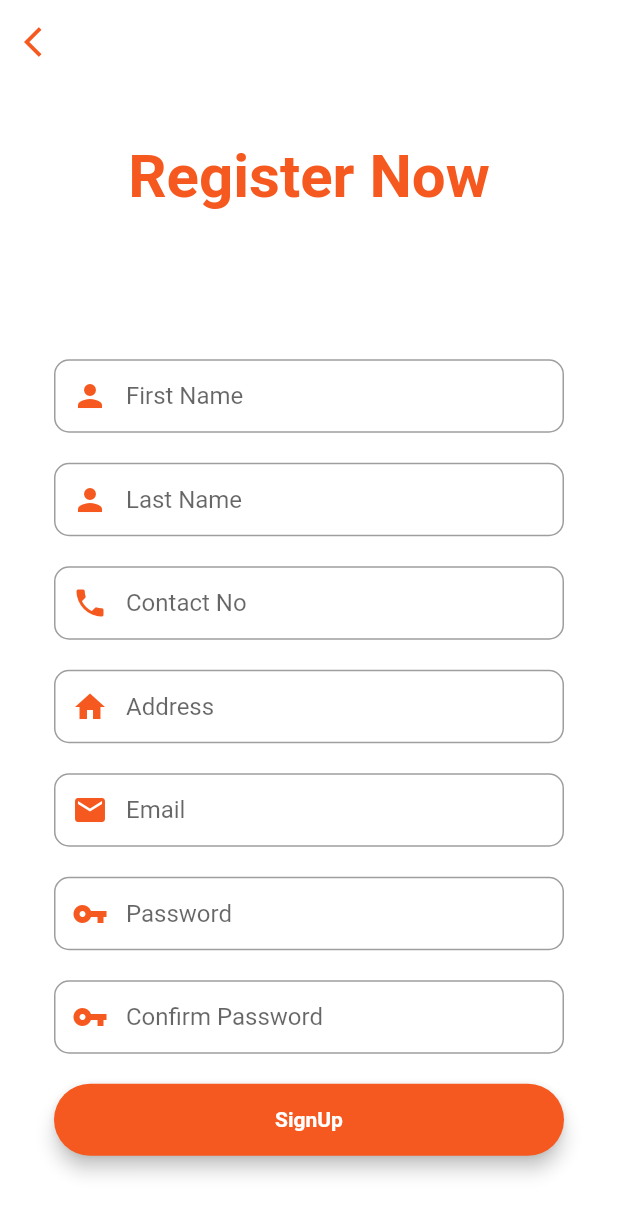
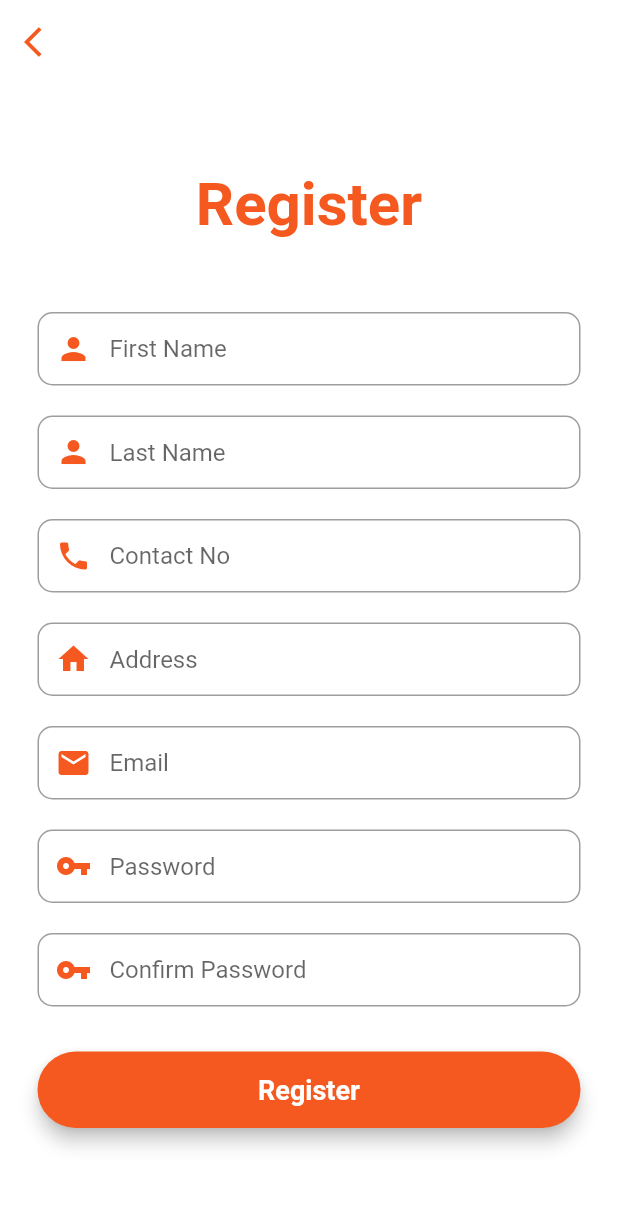
Before and after one commit to isuruar/Flutter-Pick-Go, a Flutter app: the SignUpScreen screen opened by its route, on a phone screen of 412 x 824 dp. Shown: the top 1215 px of the screen. Run offline on Flutter 3.47's test engine with Material 2 defaults, Android fonts, the phone set to English and light mode, and no system bars; our stand-ins replace cloud_firestore, firebase_auth, firebase_core, firebase_storage, fluttertoast, image_picker and 1 more; accounts and stored records are empty.

```diff
--- a/lib/View/home.dart
+++ b/lib/View/home.dart
@@ -1,7 +1,7 @@
 import 'package:flutter/cupertino.dart';
 import 'package:flutter/material.dart';
 import 'package:pickandgo/View/pick_requests.dart';
-import 'package:pickandgo/ui/confirm_order.dart';
+import 'package:pickandgo/ui/confirm_order_screen.dart';
 import 'package:pickandgo/ui/login_screen.dart';
 
 class Home extends StatefulWidget {
--- a/lib/View/pick_requests.dart
+++ b/lib/View/pick_requests.dart
@@ -218,12 +218,12 @@ class _PickRequestsState extends State<PickRequests> {
       controller: contactNoSenderEditingController,
       keyboardType: TextInputType.phone,
       validator: (value) {
-        RegExp regex = new RegExp(r'^.{10,}$');
+        RegExp regex = new RegExp(r'^.{10,10}$');
         if (value!.isEmpty) {
           return ("Please enter sender's contact no");
         }
         if (!regex.hasMatch(value)) {
-          return ("Please enter a valid number!");
+          return ("Please enter a number with 10 characters!");
         }
       },
       onSaved: (value) {
--- a/lib/main.dart
+++ b/lib/main.dart
@@ -1,6 +1,6 @@
 import 'package:firebase_core/firebase_core.dart';
 import 'package:flutter/material.dart';
-import 'package:pickandgo/ui/confirm_order.dart';
+import 'package:pickandgo/ui/confirm_order_screen.dart';
 import 'package:pickandgo/ui/image_upload_screen.dart';
 import 'package:pickandgo/ui/login_screen.dart';
 import 'package:pickandgo/ui/signup_screen.dart';
@@ -25,7 +25,7 @@ class MyApp extends StatelessWidget {
     return MaterialApp(
       debugShowCheckedModeBanner: false,
       title: 'Pick&GO',
-      initialRoute: 'signup',
+      initialRoute: 'receiveditems',
       routes: {
         '/': (context) => SplashScreen(),
         'login': (context) => LoginScreen(),
--- a/lib/ui/login_screen.dart
+++ b/lib/ui/login_screen.dart
@@ -4,7 +4,6 @@ import 'package:firebase_auth/firebase_auth.dart';
 import 'package:flutter/material.dart';
 import 'package:fluttertoast/fluttertoast.dart';
 import 'package:pickandgo/View/home.dart';
-import 'package:pickandgo/ui/home_screen.dart';
 import 'package:pickandgo/ui/signup_screen.dart';
 
 class LoginScreen extends StatefulWidget {
--- a/lib/ui/signup_screen.dart
+++ b/lib/ui/signup_screen.dart
@@ -4,9 +4,8 @@ import 'package:cloud_firestore/cloud_firestore.dart';
 import 'package:firebase_auth/firebase_auth.dart';
 import 'package:flutter/material.dart';
 import 'package:fluttertoast/fluttertoast.dart';
+import 'package:pickandgo/View/home.dart';
 import 'package:pickandgo/model/user_model.dart';
-import 'package:pickandgo/ui/confirm_order_screen.dart';
-import 'package:pickandgo/ui/home_screen.dart';
 
 class SignUpScreen extends StatefulWidget {
   const SignUpScreen({Key? key}) : super(key: key);
@@ -27,6 +26,7 @@ class _SignUpScreenState extends State<SignUpScreen> {
   final emailEditingController = new TextEditingController();
   final passwordEditingController = new TextEditingController();
   final confirmPasswordEditingController = new TextEditingController();
+
   @override
   Widget build(BuildContext context) {
     //first name Field
@@ -35,7 +35,7 @@ class _SignUpScreenState extends State<SignUpScreen> {
       controller: firstNameEditingController,
       keyboardType: TextInputType.name,
       validator: (value) {
-        RegExp regex = new RegExp(r'^.{5,}$');
+        RegExp regex = RegExp(r'^.{5,}$');
         if (value!.isEmpty) {
           return ("Please enter your first name");
         }
@@ -49,11 +49,11 @@ class _SignUpScreenState extends State<SignUpScreen> {
       },
       textInputAction: TextInputAction.next,
       decoration: InputDecoration(
-          prefixIcon: Icon(
+          prefixIcon: const Icon(
             Icons.person,
             color: Color(0xffF5591F),
           ),
-          contentPadding: EdgeInsets.fromLTRB(20, 15, 20, 15),
+          contentPadding: const EdgeInsets.fromLTRB(20, 15, 20, 15),
           hintText: "First Name",
           border: OutlineInputBorder(
             borderRadius: BorderRadius.circular(10),
@@ -76,11 +76,11 @@ class _SignUpScreenState extends State<SignUpScreen> {
       },
       textInputAction: TextInputAction.next,
       decoration: InputDecoration(
-          prefixIcon: Icon(
+          prefixIcon: const Icon(
             Icons.person,
             color: Color(0xffF5591F),
           ),
-          contentPadding: EdgeInsets.fromLTRB(20, 15, 20, 15),
+          contentPadding: const EdgeInsets.fromLTRB(20, 15, 20, 15),
           hintText: "Last Name",
           border: OutlineInputBorder(
             borderRadius: BorderRadius.circular(10),
@@ -92,12 +92,13 @@ class _SignUpScreenState extends State<SignUpScreen> {
       autofocus: false,
       controller: contactNoEditingController,
       validator: (value) {
-        RegExp regex = new RegExp(r'^.{10,}$');
+        RegExp regex = new RegExp(
+            r'/^(?:0|94|\+94)?(?:(11|21|23|24|25|26|27|31|32|33|34|35|36|37|38|41|45|47|51|52|54|55|57|63|65|66|67|81|912)(0|2|3|4|5|7|9)|7(0|1|2|4|5|6|7|8)\d)\d{6}$/;');
         if (value!.isEmpty) {
           return ("Please enter your contact number");
         }
         if (!regex.hasMatch(value)) {
-          return ("Please enter a valid number");
+          return ("Please enter a valid number!");
         }
       },
       onSaved: (value) {
@@ -105,11 +106,11 @@ class _SignUpScreenState extends State<SignUpScreen> {
       },
       textInputAction: TextInputAction.next,
       decoration: InputDecoration(
-          prefixIcon: Icon(
+          prefixIcon: const Icon(
             Icons.phone,
             color: Color(0xffF5591F),
           ),
-          contentPadding: EdgeInsets.fromLTRB(20, 15, 20, 15),
+          contentPadding: const EdgeInsets.fromLTRB(20, 15, 20, 15),
           hintText: "Contact No",
           border: OutlineInputBorder(
             borderRadius: BorderRadius.circular(10),
@@ -132,11 +133,11 @@ class _SignUpScreenState extends State<SignUpScreen> {
       },
       textInputAction: TextInputAction.next,
       decoration: InputDecoration(
-          prefixIcon: Icon(
+          prefixIcon: const Icon(
             Icons.home,
             color: Color(0xffF5591F),
           ),
-          contentPadding: EdgeInsets.fromLTRB(20, 15, 20, 15),
+          contentPadding: const EdgeInsets.fromLTRB(20, 15, 20, 15),
           hintText: "Address",
           border: OutlineInputBorder(
             borderRadius: BorderRadius.circular(10),
@@ -163,7 +164,7 @@ class _SignUpScreenState extends State<SignUpScreen> {
       },
       textInputAction: TextInputAction.next,
       decoration: InputDecoration(
-          prefixIcon: Icon(
+          prefixIcon: const Icon(
             Icons.mail,
             color: Color(0xffF5591F),
           ),
@@ -185,7 +186,7 @@ class _SignUpScreenState extends State<SignUpScreen> {
           return ("Please enter your password");
         }
         if (!regex.hasMatch(value)) {
-          return ("Password need minimum 6 characters");
+          return ("Password need a minimum of 6 characters");
         }
       },
       onSaved: (value) {
@@ -193,7 +194,7 @@ class _SignUpScreenState extends State<SignUpScreen> {
       },
       textInputAction: TextInputAction.next,
       decoration: InputDecoration(
-          prefixIcon: Icon(
+          prefixIcon: const Icon(
             Icons.vpn_key,
             color: Color(0xffF5591F),
           ),
@@ -212,7 +213,7 @@ class _SignUpScreenState extends State<SignUpScreen> {
       validator: (value) {
         if (confirmPasswordEditingController.text !=
             passwordEditingController.text) {
-          return ("Password don't match");
+          return ("Passwords don't match!");
         }
         return null;
       },
@@ -236,17 +237,18 @@ class _SignUpScreenState extends State<SignUpScreen> {
     final signUpButton = Material(
       elevation: 5,
       borderRadius: BorderRadius.circular(30),
-      color: Color(0xffF5591F),
+      color: const Color(0xffF5591F),
       child: MaterialButton(
         padding: EdgeInsets.fromLTRB(20, 15, 20, 15),
         minWidth: MediaQuery.of(context).size.width,
         onPressed: () {
           signUp(emailEditingController.text, passwordEditingController.text);
         },
-        child: Text(
-          "SignUp",
+        child: const Text(
+          "Register",
           textAlign: TextAlign.center,
-          style: TextStyle(color: Colors.white, fontWeight: FontWeight.bold),
+          style: TextStyle(
+              color: Colors.white, fontWeight: FontWeight.bold, fontSize: 18),
         ),
       ),
     );
@@ -268,7 +270,7 @@ class _SignUpScreenState extends State<SignUpScreen> {
           child: Container(
             color: Colors.white,
             child: Padding(
-              padding: const EdgeInsets.all(36.0),
+              padding: const EdgeInsets.all(25.0),
               child: Form(
                 key: _fromKey,
                 child: Column(
@@ -276,9 +278,9 @@ class _SignUpScreenState extends State<SignUpScreen> {
                   crossAxisAlignment: CrossAxisAlignment.center,
                   children: <Widget>[
                     SizedBox(
-                      height: 100,
+                      height: 50,
                       child: Text(
-                        "Register Now",
+                        "Register",
                         style: TextStyle(
                             color: Color(0xffF5591F),
                             fontSize: 40,
@@ -299,7 +301,7 @@ class _SignUpScreenState extends State<SignUpScreen> {
                     passwordField,
                     SizedBox(height: 20),
                     confirmPasswordField,
-                    SizedBox(height: 20),
+                    SizedBox(height: 30),
                     signUpButton,
                     SizedBox(height: 15)
                   ],
@@ -342,11 +344,11 @@ class _SignUpScreenState extends State<SignUpScreen> {
         .collection("users")
         .doc(user.uid)
         .set(userModel.toMap());
-    Fluttertoast.showToast(msg: "Succesfully registered");
+    Fluttertoast.showToast(msg: "Successfully registered");
 
     Navigator.pushAndRemoveUntil(
         context,
-        MaterialPageRoute(builder: (context) => HomeScreen()),
+        MaterialPageRoute(builder: (context) => const Home()),
         (route) => false);
   }
 }
```
Also changed, not shown: lib/ui/confirm_order_screen.dart (+24 -10 lines), lib/ui/home_screen.dart (deleted, +0 -17 lines).
